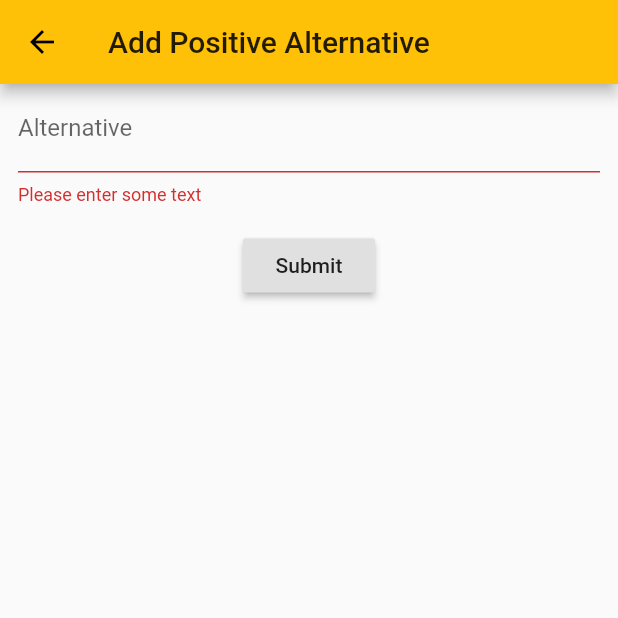
After one commit to Undeadlol1/addictions_flutter, a Flutter app: the CreateAlternativeScreen screen opened by its route, after a tap on "Submit", on a phone screen of 412 x 824 dp, the top half of it. The commit adds this screen. Run offline on Flutter 3.47's test engine with Material 2 defaults, Android fonts, the phone set to English and light mode, and no system bars; our stand-ins replace cloud_firestore, firebase_auth, flutter_signin_button, flutter_speed_dial, google_sign_in; accounts and stored records are empty.

Commit message:
Add CreateAlternativeScreen

```diff
--- a/lib/main.dart
+++ b/lib/main.dart
@@ -1,6 +1,7 @@
 import 'package:addictions_flutter/screens/addction_screen/addiction_screen.dart';
 import 'package:addictions_flutter/screens/addictions_list_screen.dart';
 import 'package:addictions_flutter/screens/create_addiction_screen.dart';
+import 'package:addictions_flutter/screens/create_alternative_screen.dart';
 import 'package:addictions_flutter/screens/create_trigger_screen.dart';
 import 'package:addictions_flutter/screens/sign_in_screen.dart';
 import 'package:addictions_flutter/screens/triggers_list_screen.dart';
@@ -19,6 +20,8 @@ class MyApp extends StatelessWidget {
         '/triggers': (context) => TriggesListScreen(),
         CreateAddictionScreen.routeName: (context) => CreateAddictionScreen(),
         CreateTriggerScreen.routeName: (context) => CreateTriggerScreen(),
+        CreateAlternativeScreen.routeName: (context) =>
+            CreateAlternativeScreen(),
         AddictionScreen.routeName: (context) => AddictionScreen(),
         SignInScreen.routeName: (context) => SignInScreen(),
       },
--- a/lib/screens/addction_screen/addiction_screen.dart
+++ b/lib/screens/addction_screen/addiction_screen.dart
@@ -1,5 +1,6 @@
 import 'package:addictions_flutter/screens/addction_screen/widgets/alternatives_list.dart';
 import 'package:addictions_flutter/screens/addction_screen/widgets/triggers_list.dart';
+import 'package:addictions_flutter/screens/create_alternative_screen.dart';
 import 'package:addictions_flutter/screens/create_trigger_screen.dart';
 import 'package:flutter/material.dart';
 import 'package:flutter_speed_dial/flutter_speed_dial.dart';
@@ -39,10 +40,9 @@ class AddictionScreen extends StatelessWidget {
         // by tapping main button and overlay is not rendered.
         closeManually: false,
         curve: Curves.bounceIn,
-        // overlayColor: Colors.black,
-        // overlayOpacity: 0.5,
         onOpen: () => print('OPENING DIAL'),
         onClose: () => print('DIAL CLOSED'),
+        // TODO
         tooltip: 'Speed Dial',
         heroTag: 'speed-dial-hero-tag',
         children: [
@@ -51,7 +51,9 @@ class AddictionScreen extends StatelessWidget {
             backgroundColor: Colors.blue,
             label: 'Alternative',
             labelStyle: TextStyle(fontSize: 18.0),
-            onTap: () => print('FIRST CHILD'),
+            onTap: () => Navigator.pushNamed(
+                context, CreateAlternativeScreen.routeName,
+                arguments: CreateAlternativeScreenArguments()),
           ),
           SpeedDialChild(
             child: Icon(Icons.mood_bad),
--- /dev/null
+++ b/lib/screens/create_alternative_screen.dart
@@ -0,0 +1,105 @@
+import 'package:addictions_flutter/screens/addction_screen/addiction_screen.dart';
+import 'package:cloud_firestore/cloud_firestore.dart';
+import 'package:flutter/material.dart';
+import 'package:firebase_auth/firebase_auth.dart';
+
+class CreateAlternativeScreen extends StatelessWidget {
+  static const routeName = '/create-alternative';
+
+  const CreateAlternativeScreen({Key key}) : super(key: key);
+
+  @override
+  Widget build(BuildContext context) {
+    return Scaffold(
+      appBar: AppBar(
+        title: Text('Add Positive Alternative'),
+      ),
+      body: CreateAlternativeForm(),
+    );
+  }
+}
+
+// Create a Form widget.
+class CreateAlternativeForm extends StatefulWidget {
+  @override
+  CreateAlternativeFormState createState() {
+    return CreateAlternativeFormState();
+  }
+}
+
+class CreateAlternativeFormState extends State<CreateAlternativeForm> {
+  final _formKey = GlobalKey<FormState>();
+  final _auth = FirebaseAuth.instance;
+  final nameController = TextEditingController();
+
+  @override
+  Widget build(BuildContext context) {
+    // Build a Form widget using the _formKey created above.
+    return StreamBuilder(
+        stream: _auth.onAuthStateChanged,
+        builder: (context, snapshot) {
+          return Padding(
+              padding: const EdgeInsets.symmetric(horizontal: 12.0),
+              child: Form(
+                key: _formKey,
+                child: Column(
+                  crossAxisAlignment: CrossAxisAlignment.start,
+                  children: <Widget>[
+                    TextFormField(
+                      controller: nameController,
+                      decoration: InputDecoration(labelText: 'Alternative'),
+                      validator: (value) {
+                        if (value.trim().isEmpty) {
+                          return 'Please enter some text';
+                        }
+                        return null;
+                      },
+                    ),
+                    Padding(
+                      padding: const EdgeInsets.symmetric(vertical: 16.0),
+                      child: Center(
+                          child: RaisedButton(
+                        onPressed: () {
+                          final CreateAlternativeScreenArguments args =
+                              ModalRoute.of(context).settings.arguments;
+
+                          if (!snapshot.hasData) {
+                            Scaffold.of(context).showSnackBar(
+                                SnackBar(content: Text('Please login')));
+                            return;
+                          }
+                          if (_formKey.currentState.validate()) {
+                            final Map<String, dynamic> payload = {
+                              'name': nameController.text,
+                              'addictionId': args.addictionId,
+                              'userId': (snapshot.data as FirebaseUser).uid
+                            };
+                            Firestore.instance
+                                .collection('alternatives')
+                                .add(payload)
+                                .then((document) {
+                              Navigator.pushNamed(
+                                  context, AddictionScreen.routeName,
+                                  arguments: AddictionScreenArguments(
+                                    addictionId: args.addictionId,
+                                    // TODO fix addictionName argument
+                                    // NOTE make addiction screen document fetching so addictionName will be unnecessary
+                                  ));
+                            });
+                          }
+                        },
+                        child: Text('Submit'),
+                      )),
+                    ),
+                  ],
+                ),
+              ));
+        });
+  }
+}
+
+class CreateAlternativeScreenArguments {
+  final String addictionId;
+
+  CreateAlternativeScreenArguments({this.addictionId});
+}
```
